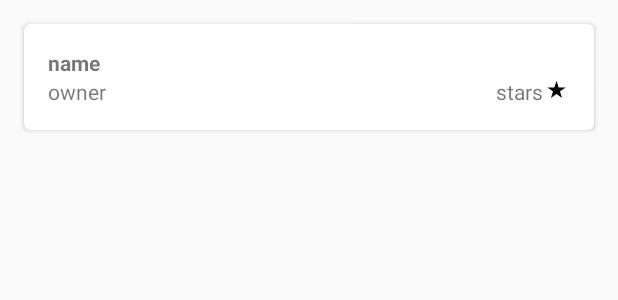
After one commit to srsudar/GithubHotness, an Android app: the layout repo_view.xml on its own in the app's theme, with its tools: preview values and no code run, on a phone screen of 412 x 824 dp. The commit adds this screen. Shown: the top 300 px of the screen. Run offline under Robolectric (Android 15) with nearby library versions, the phone set to English and light mode, and no system bars.

Commit message:
Basic implementation working
Crashing with "rect should intersect with child's bounds" error, which
is apparently related to the support error version. Unclear exactly why
this is, as it seems to maybe actually be the thread it is invoked on,
according to the blog post I'm basing this architecture on. Confusing.

```diff
--- a/app/build.gradle
+++ b/app/build.gradle
@@ -36,6 +36,11 @@ dependencies {
 
     compile 'com.android.support:appcompat-v7:24.2.1'
     compile 'com.android.support:design:24.2.1'
+    compile 'com.android.support:cardview-v7:24.2.1'
+
+    compile 'io.reactivex:rxjava:1.0.0'
+    compile 'io.reactivex:rxandroid:0.23.0'
+    compile 'com.squareup.retrofit:retrofit:1.9.0'
 
     testCompile 'junit:junit:4.12'
 }
--- a/app/src/main/AndroidManifest.xml
+++ b/app/src/main/AndroidManifest.xml
@@ -1,6 +1,8 @@
 <?xml version="1.0" encoding="utf-8"?>
 <manifest package="org.cse390.githubhotness"
           xmlns:android="http://schemas.android.com/apk/res/android">
+
+  <uses-permission android:name="android.permission.INTERNET" />
 
   <application
       android:allowBackup="true"
--- /dev/null
+++ b/app/src/main/res/layout/repo_view.xml
@@ -0,0 +1,57 @@
+<?xml version="1.0" encoding="utf-8"?>
+<LinearLayout xmlns:android="http://schemas.android.com/apk/res/android"
+              android:orientation="vertical"
+              android:layout_width="match_parent"
+              android:layout_height="wrap_content">
+
+  <android.support.v7.widget.CardView
+    xmlns:card_view="http://schemas.android.com/apk/res-auto"
+    android:layout_width="match_parent"
+    android:layout_height="wrap_content"
+    android:layout_gravity="center"
+    android:layout_margin="@dimen/activity_horizontal_margin"
+    card_view:cardCornerRadius="4dp" >
+
+      <LinearLayout
+          android:orientation="vertical"
+          android:padding="@dimen/activity_horizontal_margin"
+          android:layout_width="match_parent"
+          android:layout_height="wrap_content">
+
+    <TextView
+        android:id="@+id/repo_name"
+        android:text="name"
+        android:textStyle="bold"
+        android:layout_width="match_parent"
+        android:layout_height="wrap_content"/>
+
+      <LinearLayout
+          android:layout_width="match_parent"
+          android:layout_height="wrap_content">
+
+        <TextView
+            android:id="@+id/repo_description"
+            android:text="owner"
+            android:layout_width="wrap_content"
+            android:layout_height="wrap_content"
+            android:layout_weight="100"/>
+
+        <TextView
+            android:id="@+id/repo_stars"
+            android:text="stars"
+            android:layout_gravity="end"
+            android:layout_width="wrap_content"
+            android:layout_height="wrap_content"/>
+
+        <ImageView
+            android:src="@drawable/ic_star_rate_black_18dp"
+            android:layout_width="wrap_content"
+            android:layout_height="wrap_content"/>
+
+      </LinearLayout>
+
+    </LinearLayout>
+
+  </android.support.v7.widget.CardView>
+
+</LinearLayout>
--- a/app/src/main/res/values/strings.xml
+++ b/app/src/main/res/values/strings.xml
@@ -1,4 +1,8 @@
 <resources>
   <string name="app_name">Github Hotness</string>
   <string name="action_settings">Settings</string>
+
+  <string name="error">Something went wrong.</string>
+  <string name="loading">Loading</string>
+  <string name="empty">Nothing to display</string>
 </resources>
--- a/build.gradle
+++ b/build.gradle
@@ -5,7 +5,7 @@ buildscript {
         jcenter()
     }
     dependencies {
-        classpath 'com.android.tools.build:gradle:2.2.1'
+        classpath 'com.android.tools.build:gradle:2.2.2'
         classpath 'com.neenbedankt.gradle.plugins:android-apt:1.8'
     }
 }
```
Also changed, not shown: app/src/main/java/org/cse390/githubhotness/RepoListActivity.java (+67 -0 lines), app/src/main/java/org/cse390/githubhotness/models/Repo.java (+59 -14 lines), app/src/main/java/org/cse390/githubhotness/net/GithubService.java (added, +23 -0 lines), app/src/main/java/org/cse390/githubhotness/net/SearchResponse.java (added, +31 -0 lines), app/src/main/java/org/cse390/githubhotness/net/ServiceFactory.java (added, +24 -0 lines), app/src/main/java/org/cse390/githubhotness/widgets/RepoRecyclerViewAdapter.java (added, +59 -0 lines), app/src/main/res/layout/content_repo_list.xml (+24 -3 lines), app/src/main/res/drawable-hdpi/ic_star_rate_black_18dp.png (added), app/src/main/res/drawable-mdpi/ic_star_rate_black_18dp.png (added), app/src/main/res/drawable-xhdpi/ic_star_rate_black_18dp.png (added), app/src/main/res/drawable-xxhdpi/ic_star_rate_black_18dp.png (added), app/src/main/res/drawable-xxxhdpi/ic_star_rate_black_18dp.png (added).
